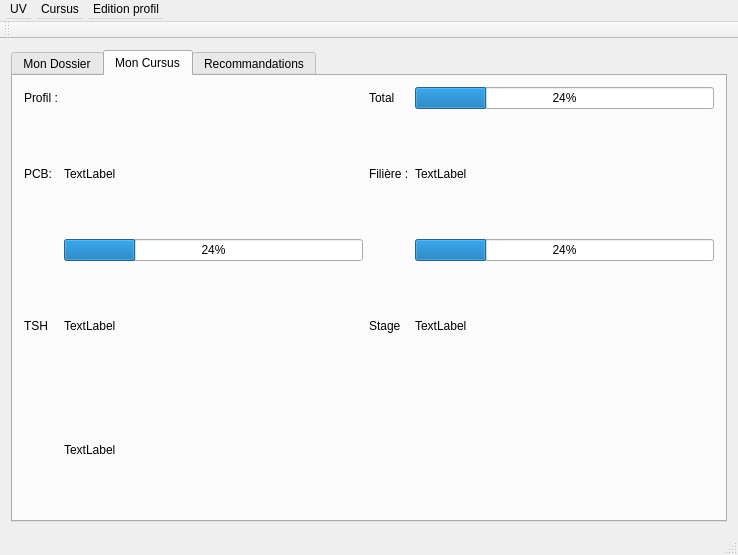
The window that window/mainwindow.ui (roddehugo/utprofiler) describes before a commit, drawn with Qt 5.
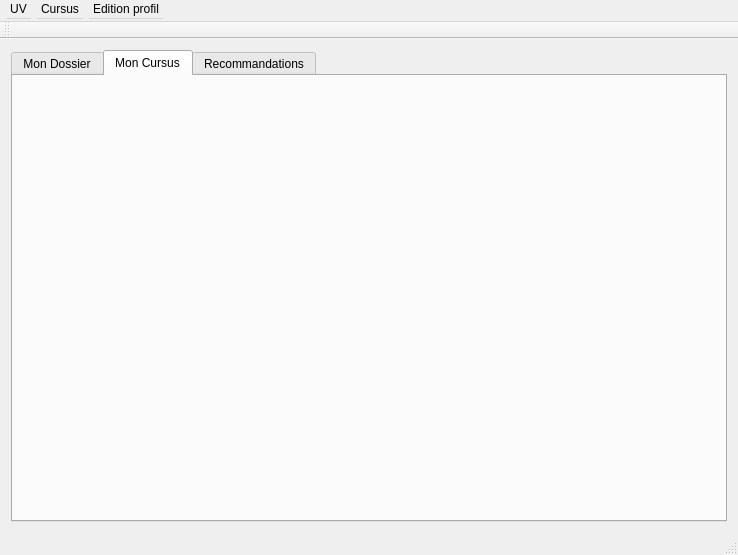
The same window after the commit. The open tabs and pages were chosen to show the change. Icons and pictures are not drawn.

```diff
--- a/window/mainwindow.ui
+++ b/window/mainwindow.ui
@@ -165,109 +165,7 @@
        </attribute>
        <layout class="QVBoxLayout" name="verticalLayout_5">
         <item>
-         <layout class="QGridLayout" name="gridLayout_2">
-          <property name="sizeConstraint">
-           <enum>QLayout::SetNoConstraint</enum>
-          </property>
-          <item row="1" column="2">
-           <widget class="QLabel" name="filiere">
-            <property name="text">
-             <string>Filière :</string>
-            </property>
-           </widget>
-          </item>
-          <item row="2" column="3">
-           <widget class="QProgressBar" name="pourcentfiliere">
-            <property name="value">
-             <number>24</number>
-            </property>
-           </widget>
-          </item>
-          <item row="0" column="3">
-           <widget class="QProgressBar" name="progressBar_3">
-            <property name="value">
-             <number>24</number>
-            </property>
-           </widget>
-          </item>
-          <item row="0" column="2">
-           <widget class="QLabel" name="label_9">
-            <property name="text">
-             <string>Total</string>
-            </property>
-           </widget>
-          </item>
-          <item row="1" column="1">
-           <widget class="QLabel" name="label_4">
-            <property name="text">
-             <string>TextLabel</string>
-            </property>
-           </widget>
-          </item>
-          <item row="2" column="1">
-           <widget class="QProgressBar" name="pourcenpcb">
-            <property name="value">
-             <number>24</number>
-            </property>
-           </widget>
-          </item>
-          <item row="1" column="0">
-           <widget class="QLabel" name="pcb">
-            <property name="text">
-             <string>PCB:</string>
-            </property>
-           </widget>
-          </item>
-          <item row="1" column="3">
-           <widget class="QLabel" name="creditfiliere">
-            <property name="text">
-             <string>TextLabel</string>
-            </property>
-           </widget>
-          </item>
-          <item row="4" column="1">
-           <widget class="QLabel" name="label_6">
-            <property name="text">
-             <string>TextLabel</string>
-            </property>
-           </widget>
-          </item>
-          <item row="0" column="0">
-           <widget class="QLabel" name="label">
-            <property name="text">
-             <string>Profil :</string>
-            </property>
-           </widget>
-          </item>
-          <item row="3" column="3">
-           <widget class="QLabel" name="creditstage">
-            <property name="text">
-             <string>TextLabel</string>
-            </property>
-           </widget>
-          </item>
-          <item row="3" column="1">
-           <widget class="QLabel" name="creditTSH">
-            <property name="text">
-             <string>TextLabel</string>
-            </property>
-           </widget>
-          </item>
-          <item row="3" column="2">
-           <widget class="QLabel" name="stage">
-            <property name="text">
-             <string>Stage</string>
-            </property>
-           </widget>
-          </item>
-          <item row="3" column="0">
-           <widget class="QLabel" name="tsh">
-            <property name="text">
-             <string>TSH</string>
-            </property>
-           </widget>
-          </item>
-         </layout>
+         <layout class="QGridLayout" name="m_gridcursus"/>
         </item>
        </layout>
       </widget>
```
Left out of the diff: 8 changed lines with no effect on the pictures.
